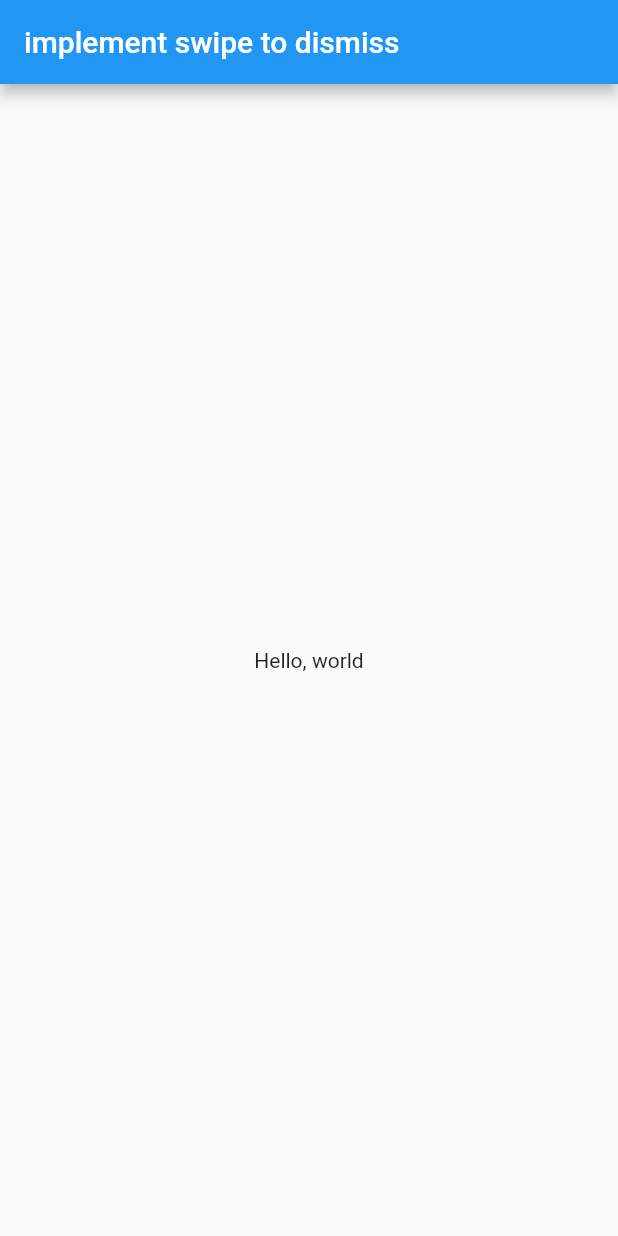
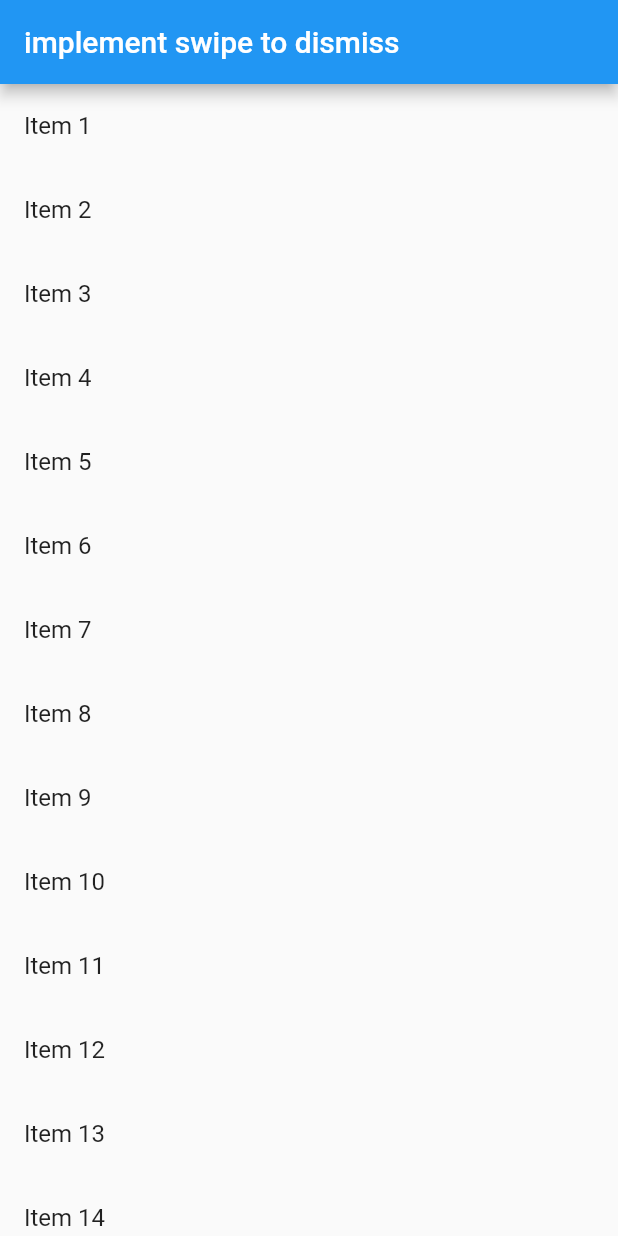
Before and after one commit to pocari/implement_swipe_to_dismiss, a Flutter app: the screen it shows after launch, on a phone screen of 412 x 824 dp. Run offline on Flutter 3.47's test engine with Material 2 defaults, Android fonts, the phone set to English and light mode, and no system bars.

Commit message:
create a data source

```diff
--- a/lib/main.dart
+++ b/lib/main.dart
@@ -17,8 +17,14 @@ class MyApp extends StatelessWidget {
 }
 
 class MyPage extends StatelessWidget {
+  final items = List<String>.generate(20, (i) => "Item ${i + 1}");
   @override
   Widget build(BuildContext context) => Center(
-        child: Text('Hello, world'),
+        child: ListView.builder(
+          itemCount: items.length,
+          itemBuilder: (context, index) => ListTile(
+            title: Text('${items[index]}'),
+          ),
+        ),
       );
 }
```
